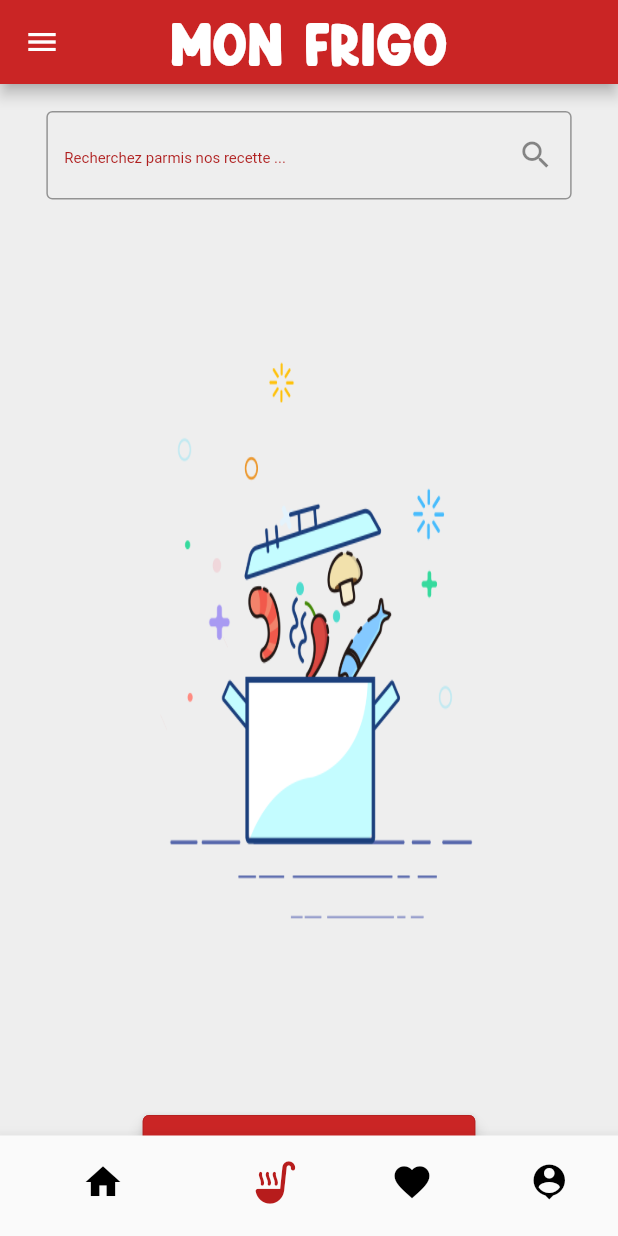
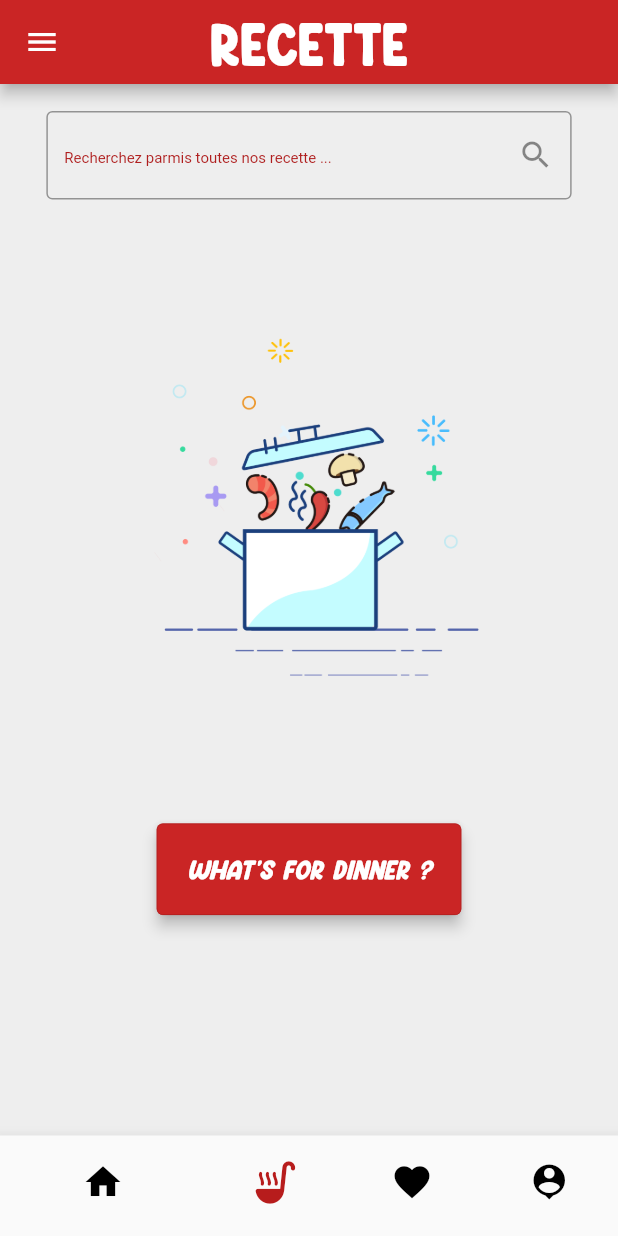
Before and after one commit to Anthony5997/flutter_whats_for_dinner, a Flutter app: the SessionNavigator screen opened by its route, item 2 of the bottom bar chosen, on a phone screen of 412 x 824 dp. Run offline on Flutter 3.47's test engine with Material 2 defaults, Android fonts, the light colour scheme and no system bars; our stand-ins replace bloc, equatable, flutter_bloc, flutter_form_builder, form_builder_validators, percent_indicator and 2 more; accounts and stored records are empty; network calls fail.

Commit message:
Ajout de la recherche de recette et du trie par pertinence / modale d'ingrédients manquant sur les carte de Recipe

```diff
--- a/lib/Session/services/session_navigator.dart
+++ b/lib/Session/services/session_navigator.dart
@@ -4,16 +4,12 @@ import 'package:flutter_form_builder/flutter_form_builder.dart';
 import 'package:flutter_whats_for_dinner/Session/session_bloc.dart';
 import 'package:flutter_whats_for_dinner/authentication/authentication_bloc.dart';
 import 'package:flutter_whats_for_dinner/authentication/screen/login_view.dart';
-import 'package:flutter_whats_for_dinner/fridge/fridge_bloc.dart';
 import 'package:flutter_whats_for_dinner/fridge/screens/fridge_view.dart';
-import 'package:flutter_whats_for_dinner/ingredient_categorie/ingredient_categorie_bloc.dart';
 import 'package:flutter_whats_for_dinner/ingredient_categorie/views/ingredient_categorie_view.dart';
 import 'package:flutter_whats_for_dinner/recipe_list/screens/recipe_detail.dart';
 import 'package:flutter_whats_for_dinner/recipe_list/screens/recipe_list_view.dart';
 import 'package:flutter_whats_for_dinner/screen/loading_screen.dart';
 import 'package:flutter_whats_for_dinner/screen/loading_screen_session.dart';
-import 'package:flutter_whats_for_dinner/widgets/customDrawer.dart';
-import 'package:flutter_whats_for_dinner/widgets/ui/themes/theme.dart';
 
 class SessionNavigator extends StatefulWidget {
   @override
@@ -26,22 +22,30 @@ class _SessionNavigatorState extends State<SessionNavigator> {
   Widget build(BuildContext context) {
     return Scaffold(
       body: BlocProvider<SessionBloc>(
-        create: (context) => SessionBloc()..add(SessionPageSelectedEvent(widget._index)),
+        create: (context) =>
+            SessionBloc()..add(SessionPageSelectedEvent(widget._index)),
         child: BlocBuilder<SessionBloc, SessionState>(
           builder: (context, state) {
             print("STATE NAV");
             print(state);
             return Navigator(
               pages: [
-                if (state is SessionInitial) MaterialPage(child: FridgeScreen()),
-                if (state is SessionLoadingState) MaterialPage(child: LoadingScreenSession()),
-                if (state is SessionFavoriteState) MaterialPage(child: LoadingScreenSession()),
-                if (state is SessionProfileState) MaterialPage(child: LoadingScreenSession()),
-                if (state is SessionPageSelectedState) MaterialPage(child: LoadingScreen()),
-                if (state is SessionIngredientCategoryState) MaterialPage(child: IngredientCategorieView()),
-                if (state is SessionRecipeListState) MaterialPage(child: RecipeListView()),
-                if (state is SessionRecipeDetailState) MaterialPage(child: RecipeDetailView()),
-                if (state is SessionRecipeState) MaterialPage(child: FridgeScreen()),
+                if (state is SessionInitial)
+                  MaterialPage(child: FridgeScreen()),
+                if (state is SessionLoadingState)
+                  MaterialPage(child: LoadingScreenSession()),
+                if (state is SessionFavoriteState)
+                  MaterialPage(child: LoadingScreenSession()),
+                if (state is SessionProfileState)
+                  MaterialPage(child: LoadingScreenSession()),
+                if (state is SessionPageSelectedState)
+                  MaterialPage(child: LoadingScreen()),
+                if (state is SessionIngredientCategoryState)
+                  MaterialPage(child: IngredientCategorieView()),
+                if (state is SessionRecipeListState)
+                  MaterialPage(child: RecipeListView()),
+                if (state is SessionRecipeState)
+                  MaterialPage(child: FridgeScreen()),
                 if (state is LogoutState)
                   MaterialPage(
                     child: LoginView(formKey: GlobalKey<FormBuilderState>()),
--- a/lib/recipe/bloc/recipe_bloc.dart
+++ b/lib/recipe/bloc/recipe_bloc.dart
@@ -7,5 +7,7 @@ part 'recipe_state.dart';
 class RecipeBloc extends Bloc<RecipeEvent, RecipeState> {
   RecipeBloc() : super(RecipeInitial()) {
     on<RecipeEvent>((event, emit) {});
+
+    on<RecipeEventInitial>((event, emit) {});
   }
 }
--- a/lib/recipe_list/bloc/recipe_list_event.dart
+++ b/lib/recipe_list/bloc/recipe_list_event.dart
@@ -13,6 +13,11 @@ class RecipeListLoadingEvent extends RecipeListEvent {}
 
 class RecipeListLoadedEvent extends RecipeListEvent {}
 
+class RecipeListOnChangeEvent extends RecipeListEvent {
+  const RecipeListOnChangeEvent({required this.saisis});
+  final String saisis;
+}
+
 class RecipeDetailLoadedEvent extends RecipeListEvent {}
 
 class RecipeDetailLoadingEvent extends RecipeListEvent {}
--- a/lib/recipe_list/screens/recipe_list_view.dart
+++ b/lib/recipe_list/screens/recipe_list_view.dart
@@ -21,36 +21,69 @@ class _RecipeListViewState extends State<RecipeListView> {
   Widget build(BuildContext context) {
     double height = MediaQuery.of(context).size.height;
     double width = MediaQuery.of(context).size.width;
-
     return Scaffold(
       appBar: AppBar(
-        title: const Text('Mon frigo'),
+        title: const Text('Recette'),
         centerTitle: true,
       ),
       // backgroundColor: themeColor['principale'],
       drawer: CustomDrawer(),
       body: BlocProvider<RecipeListBloc>(
         create: (context) => RecipeListBloc()..add(RecipeListEventInitial()),
-        child: ListView(
+        child: BlocBuilder<RecipeListBloc, RecipeListState>(
+          builder: (context, state) {
+            return ListView(
               padding: const EdgeInsets.all(8),
               children: <Widget>[
                 Column(
                   children: [
+                    Padding(
+                      padding: const EdgeInsets.only(
+                          left: 10, right: 10, top: 10, bottom: 20),
+                      child: Container(
+                        width: width * 0.85,
+                        child: TextField(
+                          decoration: InputDecoration(
+                            border: OutlineInputBorder(),
+                            hintText:
+                                'Recherchez parmis toutes nos recette ...',
+                            suffixIcon: Icon(Icons.search),
+                          ),
+                          onChanged: (saisis) {
+                            print('First text field: $saisis');
+                            BlocProvider.of<RecipeListBloc>(context)
+                                .add(RecipeListOnChangeEvent(
+                              saisis: saisis,
+                            ));
+                          },
+                        ),
+                      ),
+                    ),
                     Center(
                       child: SizedBox(
-                    child: BlocBuilder<RecipeListBloc, RecipeListState>(builder: (context, state) {
-                      if (state is RecipeListLoadedState) {
-                        return Column(
+                        child: Column(
+                          children: [
+                            if (state is RecipeListLoadedState)
+                              Column(
                                 children: [
                                   Container(
                                     width: width * 0.85,
-                              height: state.recipeResult.length == 1 ? height * 0.30 : height * 0.8,
+                                    height: state.recipeResult.length == 1
+                                        ? height * 0.50
+                                        : height * 0.8,
                                     // decoration: styleBox(),
                                     child: Padding(
-                                padding: const EdgeInsets.only(top: 8.0, bottom: 8, left: 8, right: 0),
+                                      padding: const EdgeInsets.only(
+                                          top: 8.0,
+                                          bottom: 8,
+                                          left: 8,
+                                          right: 0),
                                       child: ListView(
                                         children: [
-                                    for (var i = 0; i < state.recipeResult.length; i++) ItemRecipe(state.recipeResult[i]),
+                                          for (var i = 0;
+                                              i < state.recipeResult.length;
+                                              i++)
+                                            ItemRecipe(state.recipeResult[i]),
                                         ],
                                       ),
                                     ),
@@ -58,63 +91,55 @@ class _RecipeListViewState extends State<RecipeListView> {
                                   Container(
                                     alignment: Alignment.center,
                                     child: ElevatedButton(
-                                child: const Text('Recherchez à nouveau !'),
+                                      child: const Text("What's for dinner ?"),
                                       onPressed: () {
-                                  BlocProvider.of<RecipeListBloc>(context).add(RecipeListLoadingEvent());
+                                        BlocProvider.of<RecipeListBloc>(context)
+                                            .add(RecipeListLoadingEvent());
                                       },
                                     ),
                                   ),
                                 ],
-                        );
-                      } else if (state is RecipeListEmptyState) {
-                        return Column(
+                              ),
+                            if (state is RecipeListEmptyState)
+                              Column(
                                 children: [
-                            Padding(
-                              padding: const EdgeInsets.only(left: 10, right: 10, top: 10, bottom: 20),
-                              child: Container(
-                                width: width * 0.85,
-                                child: TextField(
-                                  decoration: InputDecoration(
-                                    border: OutlineInputBorder(),
-                                    hintText: 'Recherchez parmis nos recette ...',
-                                    suffixIcon: Icon(Icons.search),
-                                  ),
-                                ),
-                              ),
-                            ),
                                   Center(
                                     child: Padding(
-                                padding: EdgeInsets.symmetric(vertical: 48.0, horizontal: 12),
+                                      padding: EdgeInsets.symmetric(
+                                          vertical: 48.0, horizontal: 12),
                                       child: Image.asset(
                                         'assets/images/cooking-pot.png',
-                                  width: width * 0.7,
-                                  height: height * 0.6,
+                                        width: width > 550 ? 400 : 300,
+                                        height: width > 550 ? 400 : 300,
                                         fit: BoxFit.fill,
                                       ),
                                     ),
                                   ),
                                   ElevatedButton(
-                              child: const Text('Recherchez pour moi !'),
+                                    child: const Text("What's for dinner ?"),
                                     onPressed: () {
-                                BlocProvider.of<RecipeListBloc>(context).add(RecipeListLoadingEvent());
+                                      BlocProvider.of<RecipeListBloc>(context)
+                                          .add(RecipeListLoadingEvent());
                                     },
                                   ),
                                 ],
-                        );
-                      } else {
-                        return const Center(
+                              ),
+                            if (state is RecipeListLoadingState)
+                              const Center(
                                 child: CircularProgressIndicator(
                                   backgroundColor: Color(0xFFfffdf7),
                                   color: Color(0xFFCA2525),
                                 ),
-                        );
-                      }
-                    }),
+                              ),
+                          ],
+                        ),
                       ),
                     ),
                   ],
                 ),
               ],
+            );
+          },
         ),
       ),
       bottomNavigationBar: CustomBottomNavigationBar(),
```
Also changed, not shown: lib/recipe/bloc/recipe_event.dart (+7 -4 lines), lib/recipe/bloc/recipe_state.dart (+5 -4 lines), lib/recipe_list/bloc/recipe_list_bloc.dart (+20 -0 lines), lib/recipe_list/repository/recipe_list_repository.dart (+15 -1 lines), lib/recipe_list/screens/recipe_detail.dart (+71 -52 lines), lib/services/api_base_helper.dart (+32 -4 lines), lib/widgets/ingredientManquantDialogue.dart (added, +65 -0 lines), lib/widgets/itemRecipe.dart (+20 -17 lines). Lines whose indentation alone changed are shown as unchanged.
